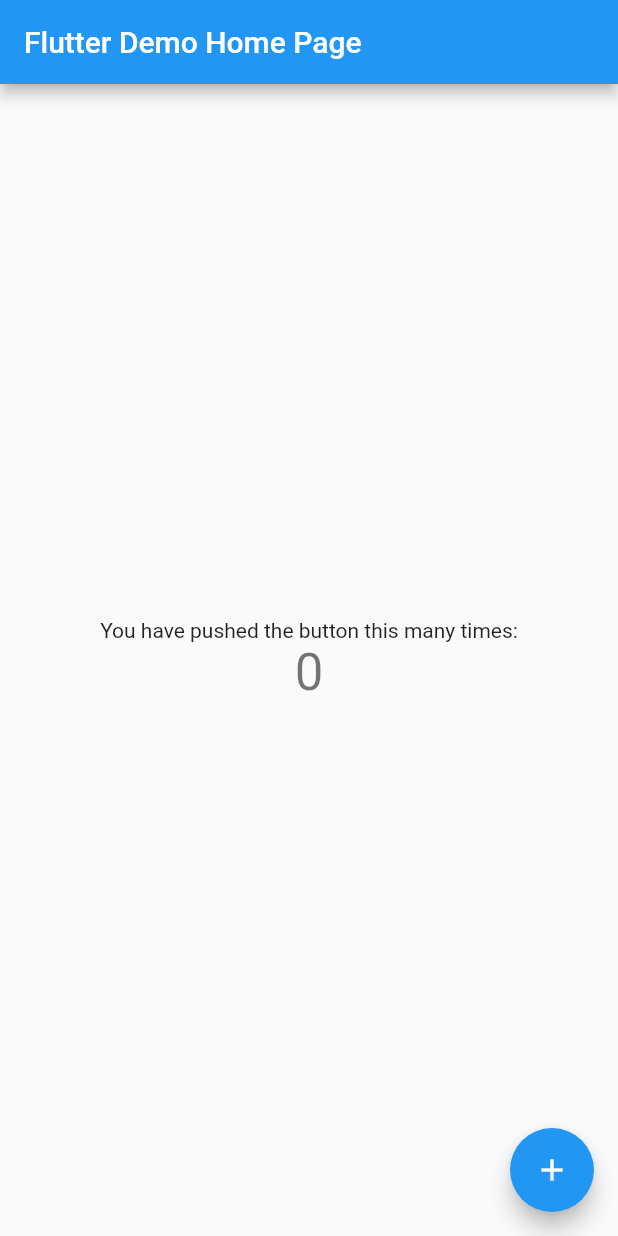
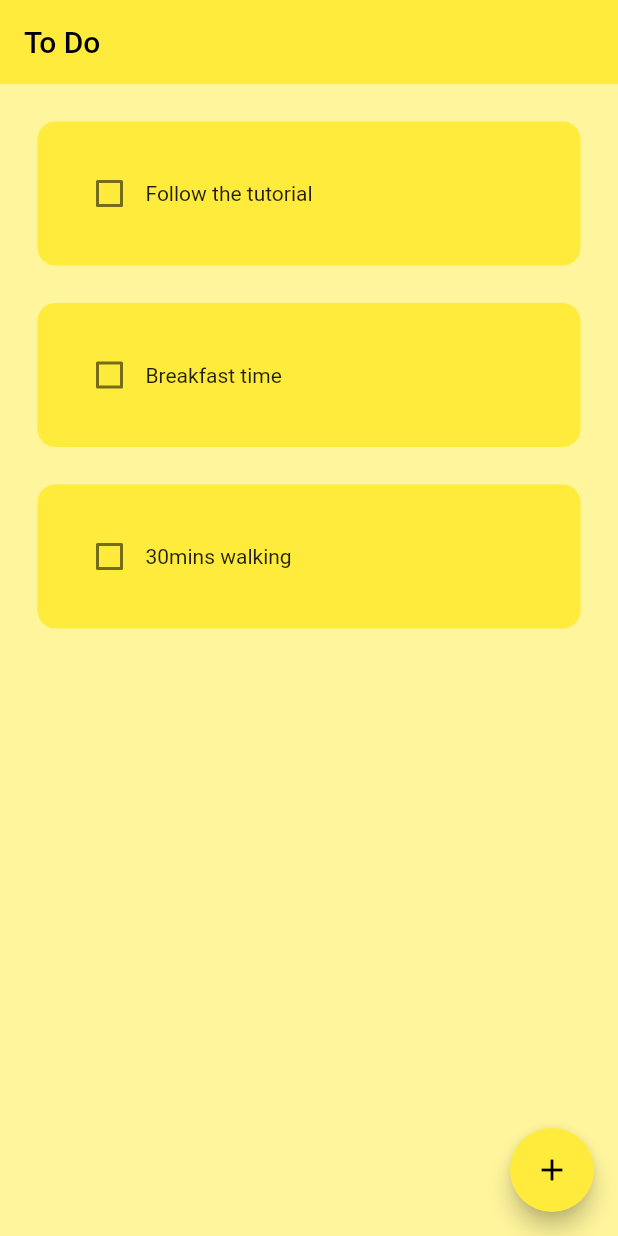
Before and after one commit to rabie90s/todoapp, a Flutter app: the screen it shows after launch, on a phone screen of 412 x 824 dp. Run offline on Flutter 3.47's test engine with Material 2 defaults, Android fonts, the phone set to English and light mode, and no system bars; drawn by our look-alikes of flutter_slidable.

Commit message:
Tutorial by: Mitch Koko

```diff
--- a/lib/main.dart
+++ b/lib/main.dart
@@ -1,4 +1,5 @@
 import 'package:flutter/material.dart';
+import 'package:todoapp/pages/home_page.dart';
 
 void main() {
   runApp(const MyApp());
@@ -7,109 +8,12 @@ void main() {
 class MyApp extends StatelessWidget {
   const MyApp({Key? key}) : super(key: key);
 
-  // This widget is the root of your application.
   @override
   Widget build(BuildContext context) {
     return MaterialApp(
-      title: 'Flutter Demo',
-      theme: ThemeData(
-        // This is the theme of your application.
-        //
-        // Try running your application with "flutter run". You'll see the
-        // application has a blue toolbar. Then, without quitting the app, try
-        // changing the primarySwatch below to Colors.green and then invoke
-        // "hot reload" (press "r" in the console where you ran "flutter run",
-        // or simply save your changes to "hot reload" in a Flutter IDE).
-        // Notice that the counter didn't reset back to zero; the application
-        // is not restarted.
-        primarySwatch: Colors.blue,
-      ),
-      home: const MyHomePage(title: 'Flutter Demo Home Page'),
+      debugShowCheckedModeBanner: false,
+      home: HomePage(),
+      theme: ThemeData(primarySwatch: Colors.yellow),
     );
   }
 }
-
-class MyHomePage extends StatefulWidget {
-  const MyHomePage({Key? key, required this.title}) : super(key: key);
-
-  // This widget is the home page of your application. It is stateful, meaning
-  // that it has a State object (defined below) that contains fields that affect
-  // how it looks.
-
-  // This class is the configuration for the state. It holds the values (in this
-  // case the title) provided by the parent (in this case the App widget) and
-  // used by the build method of the State. Fields in a Widget subclass are
-  // always marked "final".
-
-  final String title;
-
-  @override
-  State<MyHomePage> createState() => _MyHomePageState();
-}
-
-class _MyHomePageState extends State<MyHomePage> {
-  int _counter = 0;
-
-  void _incrementCounter() {
-    setState(() {
-      // This call to setState tells the Flutter framework that something has
-      // changed in this State, which causes it to rerun the build method below
-      // so that the display can reflect the updated values. If we changed
-      // _counter without calling setState(), then the build method would not be
-      // called again, and so nothing would appear to happen.
-      _counter++;
-    });
-  }
-
-  @override
-  Widget build(BuildContext context) {
-    // This method is rerun every time setState is called, for instance as done
-    // by the _incrementCounter method above.
-    //
-    // The Flutter framework has been optimized to make rerunning build methods
-    // fast, so that you can just rebuild anything that needs updating rather
-    // than having to individually change instances of widgets.
-    return Scaffold(
-      appBar: AppBar(
-        // Here we take the value from the MyHomePage object that was created by
-        // the App.build method, and use it to set our appbar title.
-        title: Text(widget.title),
-      ),
-      body: Center(
-        // Center is a layout widget. It takes a single child and positions it
-        // in the middle of the parent.
-        child: Column(
-          // Column is also a layout widget. It takes a list of children and
-          // arranges them vertically. By default, it sizes itself to fit its
-          // children horizontally, and tries to be as tall as its parent.
-          //
-          // Invoke "debug painting" (press "p" in the console, choose the
-          // "Toggle Debug Paint" action from the Flutter Inspector in Android
-          // Studio, or the "Toggle Debug Paint" command in Visual Studio Code)
-          // to see the wireframe for each widget.
-          //
-          // Column has various properties to control how it sizes itself and
-          // how it positions its children. Here we use mainAxisAlignment to
-          // center the children vertically; the main axis here is the vertical
-          // axis because Columns are vertical (the cross axis would be
-          // horizontal).
-          mainAxisAlignment: MainAxisAlignment.center,
-          children: <Widget>[
-            const Text(
-              'You have pushed the button this many times:',
-            ),
-            Text(
-              '$_counter',
-              style: Theme.of(context).textTheme.headline4,
-            ),
-          ],
-        ),
-      ),
-      floatingActionButton: FloatingActionButton(
-        onPressed: _incrementCounter,
-        tooltip: 'Increment',
-        child: const Icon(Icons.add),
-      ), // This trailing comma makes auto-formatting nicer for build methods.
-    );
-  }
-}
--- /dev/null
+++ b/lib/pages/home_page.dart
@@ -0,0 +1,79 @@
+import 'package:flutter/material.dart';
+import 'package:todoapp/util/dialog_box.dart';
+import 'package:todoapp/util/todo_tile.dart';
+
+class HomePage extends StatefulWidget {
+  const HomePage({Key? key}) : super(key: key);
+
+  @override
+  State<HomePage> createState() => _HomePageState();
+}
+
+class _HomePageState extends State<HomePage> {
+  final _controller = TextEditingController();
+
+  List todoList = [
+    ['Follow the tutorial', false],
+    ['Breakfast time', false],
+    ['30mins walking', false],
+  ];
+
+  void checkboxChanged(bool? value, int index) {
+    setState(() {
+      todoList[index][1] = !todoList[index][1];
+    });
+  }
+
+  void saveNewTask() {
+    setState(() {
+      todoList.add([_controller.text, false]);
+      _controller.clear();
+    });
+    Navigator.of(context).pop();
+  }
+
+  void createNewTask() {
+    showDialog(
+      context: context,
+      builder: (context) {
+        return DialogBox(
+          controller: _controller,
+          onSave: saveNewTask,
+          onCancel: () => Navigator.of(context).pop(),
+        );
+      },
+    );
+  }
+
+  void deleteTask(int index) {
+    todoList.removeAt(index);
+  }
+
+  @override
+  Widget build(BuildContext context) {
+    return Scaffold(
+      backgroundColor: Colors.yellow[200],
+      appBar: AppBar(
+        title: Text('To Do'),
+        elevation: 0,
+      ),
+      floatingActionButton: FloatingActionButton(
+        onPressed: () {
+          createNewTask;
+        },
+        child: Icon(Icons.add),
+      ),
+      body: ListView.builder(
+        itemCount: todoList.length,
+        itemBuilder: (context, index) {
+          return TodoTile(
+            taskName: todoList[index][0],
+            taskCompleted: todoList[index][1],
+            onChanged: (value) => checkboxChanged(value, index),
+            deleteFunction: (context) => deleteTask(index),
+          );
+        },
+      ),
+    );
+  }
+}
--- /dev/null
+++ b/lib/util/todo_tile.dart
@@ -0,0 +1,61 @@
+import 'package:flutter/material.dart';
+import 'package:flutter_slidable/flutter_slidable.dart';
+
+class TodoTile extends StatelessWidget {
+  final String taskName;
+  final bool taskCompleted;
+  Function(bool?)? onChanged;
+  Function(BuildContext)? deleteFunction;
+
+  TodoTile({
+    Key? key,
+    required this.taskName,
+    required this.taskCompleted,
+    required this.onChanged,
+    required this.deleteFunction,
+  }) : super(key: key);
+
+  @override
+  Widget build(BuildContext context) {
+    return Padding(
+      padding: const EdgeInsets.only(top: 25.0, left: 25.0, right: 25.0),
+      child: Slidable(
+        endActionPane: ActionPane(
+          motion: StretchMotion(),
+          children: [
+            SlidableAction(
+              onPressed: deleteFunction,
+              icon: Icons.delete,
+              backgroundColor: Colors.red.shade300,
+              borderRadius: BorderRadius.circular(12),
+            ),
+          ],
+        ),
+        child: Container(
+          padding: EdgeInsets.all(24.0),
+          child: Row(
+            children: [
+              Checkbox(
+                value: taskCompleted,
+                onChanged: onChanged,
+                activeColor: Colors.black,
+              ),
+              Text(
+                taskName,
+                style: TextStyle(
+                  decoration: taskCompleted
+                      ? TextDecoration.lineThrough
+                      : TextDecoration.none,
+                ),
+              ),
+            ],
+          ),
+          decoration: BoxDecoration(
+            color: Colors.yellow,
+            borderRadius: BorderRadius.circular(12),
+          ),
+        ),
+      ),
+    );
+  }
+}
--- a/pubspec.yaml
+++ b/pubspec.yaml
@@ -34,6 +34,8 @@ dependencies:
   # The following adds the Cupertino Icons font to your application.
   # Use with the CupertinoIcons class for iOS style icons.
   cupertino_icons: ^1.0.2
+  flutter_slidable: ^1.2.0
+
 
 dev_dependencies:
   flutter_test:
```
Also changed, not shown: lib/util/dialog_box.dart (added, +46 -0 lines), lib/util/my_button.dart (added, +20 -0 lines), pubspec.lock.
